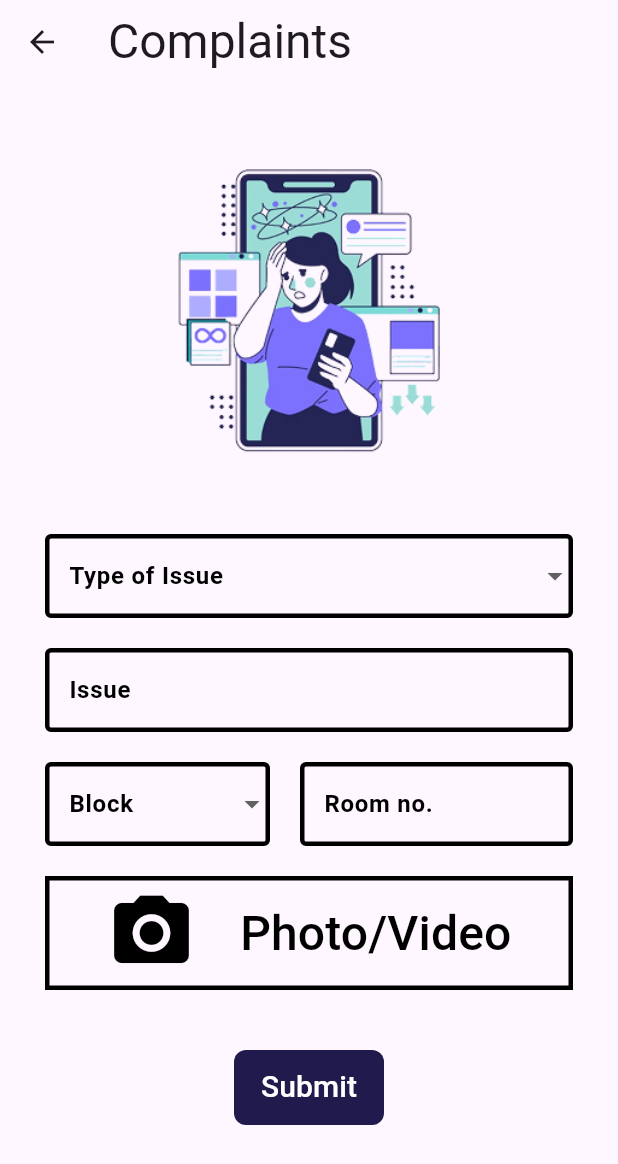
After one commit to velagamihir/catchup_admin, a Flutter app: the HomePage screen opened by its route, after a tap on the "menu" icon, after a tap on "Issue Complaints", on a phone screen of 412 x 824 dp. The commit adds this screen. Shown: the top 1164 px of the screen. Run offline on Flutter 3.47's test engine with Material 3 defaults, Android fonts, the phone set to English and light mode, and no system bars; our stand-ins replace animated_splash_screen, firebase_auth, firebase_core, google_sign_in, image_picker, introduction_screen and 1 more; accounts and stored records are empty.

Commit message:
changed the name of the app to 'GeoResolve' and added the complete logic to the complaint submission

```diff
--- /dev/null
+++ b/flutter/geeresolve/lib/about_us.dart
@@ -0,0 +1,10 @@
+import 'package:flutter/cupertino.dart';
+
+class AboutUs extends StatelessWidget {
+  const AboutUs({super.key});
+
+  @override
+  Widget build(BuildContext context) {
+    return Text("About Us");
+  }
+}
--- /dev/null
+++ b/flutter/geeresolve/lib/complaints.dart
@@ -0,0 +1,289 @@
+import 'dart:io';
+
+import 'package:firebase_auth/firebase_auth.dart' as firebase_auth;
+import 'package:flutter/material.dart';
+import 'package:image_picker/image_picker.dart';
+import 'package:supabase_flutter/supabase_flutter.dart';
+
+class Complaints extends StatefulWidget {
+  const Complaints({super.key});
+
+  @override
+  State<Complaints> createState() => _ComplaintsState();
+}
+
+class _ComplaintsState extends State<Complaints> {
+  Color secondaryColor = Color(0xFF211A4D);
+  final issueController = TextEditingController();
+  final roomNoController = TextEditingController();
+  final _auth = firebase_auth.FirebaseAuth.instance;
+  final _user = firebase_auth.FirebaseAuth.instance.currentUser;
+  XFile? _imageFile;
+  String? filePath;
+  final _picker = ImagePicker();
+  bool _photoUploaded = false;
+  List<String> issueTypes = [
+    'Food',
+    'Transport',
+    'Sanitation',
+  ]; //the types of issue
+  List<String> blocks = ['A', 'B', 'C', 'D', 'Siemens', 'Admin'];
+  String? issueType; //the issue that is selected
+  String? block; //the block that is selected
+  final supabase = Supabase.instance.client;
+
+  // method to file the complaint and add the picture to the storage bucket
+  void uploadImage() async {
+    try {
+      if(_photoUploaded==false){
+        final pickedImage = await _picker.pickImage(source: ImageSource.camera);
+        filePath = "citizen_issues/${_user!.displayName} ${DateTime.now()}";
+        setState(() {
+          _imageFile = pickedImage;
+        });
+        final File file = File(pickedImage!.path);
+        await supabase.storage.from('problems').upload(filePath!, file);
+        setState(() {
+          _photoUploaded = true;
+        });
+        debugPrint("Photo Upload successful");
+      }
+      else{
+        throw Exception("Photo already uploaded");
+      }
+    } catch (error) {
+      var message = error.toString();
+      debugPrint(error.toString());
+      if (mounted) {
+        ScaffoldMessenger.of(
+          context,
+        ).showSnackBar(SnackBar(content: Text(message)));
+      }
+    }
+  }
+
+  void submitProblem() async {
+    try {
+      var issue = issueController.text.trim();
+      var roomNo = roomNoController.text.trim();
+      if (issue.isEmpty ||
+          roomNo.isEmpty ||
+          issueType == null ||
+          block == null) {
+        throw Exception("Enter all the fields");
+      }
+      if (_photoUploaded == false) {
+        throw Exception("Upload the photo first");
+      }
+      await supabase.from("problems").insert({
+        "photoid": filePath,
+        "username": _user!.displayName,
+        "issue": issue,
+        "roomno": roomNo,
+        "block": block,
+        "issuetype": issueType,
+      });
+      debugPrint("Submission successfully");
+      if (mounted) {
+        ScaffoldMessenger.of(
+          context,
+        ).showSnackBar(SnackBar(content: const Text("Submission Successful")));
+      }
+    } catch (error) {
+      var message = error.toString();
+      debugPrint(message);
+      if (mounted) {
+        ScaffoldMessenger.of(
+          context,
+        ).showSnackBar(SnackBar(content: Text(message)));
+      }
+    }
+  }
+
+  @override
+  Widget build(BuildContext context) {
+    return Scaffold(
+      appBar: AppBar(
+        title: Text("Complaints", style: TextStyle(fontSize: 32.0)),
+      ),
+      body: SingleChildScrollView(
+        child: Column(
+          children: [
+            Center(
+              child: SizedBox(
+                height: 300.0,
+                width: 200.0,
+                child: Image.asset(
+                  'assets/images/complaintsPage.png',
+                  height: 300.0,
+                ),
+              ),
+            ),
+            Padding(
+              padding: const EdgeInsets.symmetric(horizontal: 30.0),
+              child: Column(
+                children: [
+                  DropdownButtonFormField(
+                    decoration: InputDecoration(
+                      focusedBorder: OutlineInputBorder(
+                        borderSide: BorderSide(width: 3.0, color: Colors.black),
+                      ),
+                      enabledBorder: OutlineInputBorder(
+                        borderSide: BorderSide(width: 3.0, color: Colors.black),
+                      ),
+                      labelText: "Type of Issue",
+                      labelStyle: TextStyle(
+                        fontWeight: FontWeight.bold,
+                        color: Colors.black,
+                      ),
+                    ),
+                    value: issueType,
+                    items: issueTypes.map((String? selectedIssueType) {
+                      return DropdownMenuItem(
+                        value: selectedIssueType,
+                        child: Text("$selectedIssueType"),
+                      );
+                    }).toList(),
+                    onChanged: (String? selectedIssueType) {
+                      issueType = selectedIssueType;
+                    },
+                  ),
+                  const SizedBox(height: 20.0),
+                  TextField(
+                    controller: issueController,
+                    decoration: InputDecoration(
+                      label: Text(
+                        "Issue",
+                        style: TextStyle(
+                          color: Colors.black,
+                          fontWeight: FontWeight.bold,
+                        ),
+                      ),
+                      focusedBorder: OutlineInputBorder(
+                        borderSide: BorderSide(width: 3.0, color: Colors.black),
+                      ),
+                      enabledBorder: OutlineInputBorder(
+                        borderSide: BorderSide(width: 3.0, color: Colors.black),
+                      ),
+                    ),
+                  ),
+                  const SizedBox(height: 20.0),
+                  Row(
+                    children: [
+                      SizedBox(
+                        width: 150.0,
+                        child: DropdownButtonFormField(
+                          decoration: InputDecoration(
+                            label: Text(
+                              "Block",
+                              style: TextStyle(
+                                color: Colors.black,
+                                fontWeight: FontWeight.bold,
+                              ),
+                            ),
+                            focusedBorder: OutlineInputBorder(
+                              borderSide: BorderSide(
+                                width: 3.0,
+                                color: Colors.black,
+                              ),
+                            ),
+                            enabledBorder: OutlineInputBorder(
+                              borderSide: BorderSide(
+                                width: 3.0,
+                                color: Colors.black,
+                              ),
+                            ),
+                          ),
+                          items: blocks.map((String? selectedBlock) {
+                            return DropdownMenuItem(
+                              value: selectedBlock,
+                              child: Text("$selectedBlock"),
+                            );
+                          }).toList(),
+                          onChanged: (String? selectedBlock) {
+                            block = selectedBlock;
+                          },
+                        ),
+                      ),
+                      const SizedBox(width: 20.0),
+                      Expanded(
+                        child: TextField(
+                          controller: roomNoController,
+                          decoration: InputDecoration(
+                            focusedBorder: OutlineInputBorder(
+                              borderSide: BorderSide(
+                                width: 3.0,
+                                color: Colors.black,
+                              ),
+                            ),
+                            enabledBorder: OutlineInputBorder(
+                              borderSide: BorderSide(
+                                width: 3.0,
+                                color: Colors.black,
+                              ),
+                            ),
+                            label: Text(
+                              "Room no.",
+                              style: TextStyle(
+                                color: Colors.black,
+                                fontWeight: FontWeight.bold,
+                              ),
+                            ),
+                          ),
+                        ),
+                      ),
+                    ],
+                  ),
+                  const SizedBox(height: 20.0),
+                  SizedBox(
+                    child: TextButton(
+                      style: TextButton.styleFrom(
+                        shape: RoundedRectangleBorder(
+                          side: BorderSide(width: 3.0, color: Colors.black),
+                        ),
+                      ),
+                      onPressed: () => uploadImage(),
+                      child: Row(
+                        mainAxisAlignment: MainAxisAlignment.spaceEvenly,
+                        children: [
+                          Icon(
+                            Icons.camera_alt,
+                            color: Colors.black,
+                            size: 60.0,
+                          ),
+                          Text(
+                            "Photo/Video",
+                            style: TextStyle(
+                              color: Colors.black,
+                              fontSize: 32.0,
+                            ),
+                          ),
+                        ],
+                      ),
+                    ),
+                  ),
+                  const SizedBox(height: 40.0),
+                  SizedBox(
+                    height: 50.0,
+                    width: 100.0,
+                    child: TextButton(
+                      onPressed: () => submitProblem(),
+                      style: TextButton.styleFrom(
+                        shape: RoundedRectangleBorder(borderRadius: BorderRadius.circular(8.0)),
+                        backgroundColor: secondaryColor,
+                      ),
+                      child: Text(
+                        "Submit",
+                        style: TextStyle(color: Colors.white, fontSize: 20.0),
+                      ),
+                    ),
+                  ),
+                ],
+              ),
+            ),
+          ],
+        ),
+      ),
+    );
+  }
+}
--- a/flutter/geeresolve/lib/home_page.dart
+++ b/flutter/geeresolve/lib/home_page.dart
@@ -20,21 +20,23 @@ class _HomePageState extends State<HomePage> {
     _user = _auth.currentUser;
     if (_user != null) {
       photoLink = _user!.photoURL;
-      username=_user!.displayName;
+      username = _user!.displayName;
     } else {
       photoLink = null;
-      username=null;
+      username = null;
     }
   }
-void signOut()async{
+
+  void signOut() async {
     await _auth.signOut();
     setState(() {
-      _user=null;
+      _user = null;
     });
-    if(mounted){
-      Navigator.pushNamedAndRemoveUntil(context, '/main', (route)=>false);
+    if (mounted) {
+      Navigator.pushNamedAndRemoveUntil(context, '/main', (route) => false);
     }
-}
+  }
+
   @override
   Widget build(BuildContext context) {
     Color primaryColor = Color(0xFFA4F4FF);
@@ -60,29 +62,42 @@ void signOut()async{
             Row(
               mainAxisAlignment: MainAxisAlignment.spaceEvenly,
               children: [
-                CircleAvatar(backgroundImage: NetworkImage(photoLink!),
+                CircleAvatar(
+                  backgroundImage: photoLink != null
+                      ? NetworkImage(photoLink!)
+                      : AssetImage('assets/images/defaultAvatar.png'),
                   radius: 30.0,
                 ),
-                Text(username!, style: TextStyle(fontSize: 24.0)),
+                Text(
+                  username != null ? username! : "Username",
+                  style: TextStyle(fontSize: 24.0),
+                ),
               ],
             ),
-            const SizedBox(height: 20.0),
+            const SizedBox(height: 5.0),
             ListTile(title: Text("Profile", style: TextStyle(fontSize: 20.0))),
-            const SizedBox(height: 20.0),
-            ListTile(title: Text("About Us", style: TextStyle(fontSize: 20.0))),
-            const SizedBox(height: 20.0),
+            const SizedBox(height: 5.0),
+            ListTile(
+              onTap: (()=>Navigator.pushNamed(context, '/about')),
+                title: Text("About Us", style: TextStyle(fontSize: 20.0))),
+            const SizedBox(height: 5.0),
+            ListTile(
+              onTap: () => Navigator.pushNamed(context, '/complaint'),
+              title: Text("Issue Complaints", style: TextStyle(fontSize: 20.0)),
+            ),
+            const SizedBox(height: 5.0),
             ListTile(
               title: Text("User Policy", style: TextStyle(fontSize: 20.0)),
             ),
-            const SizedBox(height: 20.0),
+            const SizedBox(height: 5.0),
             ListTile(title: Text("Support", style: TextStyle(fontSize: 20.0))),
-            const SizedBox(height: 20.0),
+            const SizedBox(height: 5.0),
             ListTile(
               title: Text("Suggestions", style: TextStyle(fontSize: 20.0)),
             ),
-            const SizedBox(height: 20.0),
+            const SizedBox(height: 5.0),
             ListTile(title: Text("FAQs", style: TextStyle(fontSize: 20.0))),
-            const SizedBox(height: 20.0),
+            const SizedBox(height: 5.0),
             ListTile(
               title: Text("Logout", style: TextStyle(fontSize: 20.0)),
               onTap: () => signOut(),
--- a/flutter/geeresolve/lib/login.dart
+++ b/flutter/geeresolve/lib/login.dart
@@ -1,5 +1,5 @@
+import 'package:firebase_auth/firebase_auth.dart' as firebase_auth;
 import 'package:flutter/material.dart';
-import 'package:firebase_auth/firebase_auth.dart' as firebase_auth;
 import 'package:google_sign_in/google_sign_in.dart';
 
 class Login extends StatefulWidget {
@@ -26,17 +26,19 @@ class _LoginState extends State<Login> {
   }
 
   Future<firebase_auth.User?> googleSignIn() async {
-    final curUser=_auth.currentUser;
-    if(curUser!=null){
+    final curUser = _auth.currentUser;
+    if (curUser != null) {
       return curUser;
     }
     final googleUser = await GoogleSignIn().signIn();
     final googleAuth = await googleUser!.authentication;
     final credential = firebase_auth.GoogleAuthProvider.credential(
-        idToken: googleAuth.idToken, accessToken: googleAuth.accessToken);
-    final userCred=await _auth.signInWithCredential(credential);
+      idToken: googleAuth.idToken,
+      accessToken: googleAuth.accessToken,
+    );
+    final userCred = await _auth.signInWithCredential(credential);
     setState(() {
-      _user=userCred.user;
+      _user = userCred.user;
     });
     return userCred.user;
   }
@@ -48,7 +50,10 @@ class _LoginState extends State<Login> {
     return Scaffold(
       body: Column(
         children: [
-          Image.asset('assets/images/loginPageTop.png',width: MediaQuery.of(context).size.width),
+          Image.asset(
+            'assets/images/loginPageTop.png',
+            width: MediaQuery.of(context).size.width,
+          ),
           Container(
             height: 100.0,
             width: 100.0,
@@ -78,24 +83,30 @@ class _LoginState extends State<Login> {
                         borderRadius: BorderRadius.circular(8.0),
                       ),
                     ),
-                    onPressed: _busy?null:()async{
+                    onPressed: _busy
+                        ? null
+                        : () async {
                             setState(() {
-                        _busy=true;
+                              _busy = true;
                             });
-                      final user=await googleSignIn();
+                            final user = await googleSignIn();
                             setState(() {
-                        _busy=false;
+                              _busy = false;
                             });
-                      if(mounted){
-                        if(user!=null){
-                          Navigator.pushNamedAndRemoveUntil(context, '/home', (route)=>false);
+                            if (mounted) {
+                              if (user != null) {
+                                Navigator.pushNamedAndRemoveUntil(
+                                  context,
+                                  '/home',
+                                  (route) => false,
+                                );
                               }
                             }
                           },
                     child: Row(
                       mainAxisAlignment: MainAxisAlignment.spaceEvenly,
                       children: [
-                        Icon(Icons.add, color: Colors.white,size: 32.0,),
+                        Icon(Icons.chrome_reader_mode, color: Colors.white, size: 32.0),
                         Text(
                           "Google Sign In",
                           style: TextStyle(color: Colors.white, fontSize: 24.0),
@@ -108,7 +119,10 @@ class _LoginState extends State<Login> {
             ),
           ),
           Spacer(),
-          Image.asset('assets/images/loginpageBottom.png',width: MediaQuery.of(context).size.width,),
+          Image.asset(
+            'assets/images/loginpageBottom.png',
+            width: MediaQuery.of(context).size.width,
+          ),
         ],
       ),
     );
--- a/flutter/geeresolve/lib/main.dart
+++ b/flutter/geeresolve/lib/main.dart
@@ -1,5 +1,7 @@
 import 'package:firebase_core/firebase_core.dart';
 import 'package:flutter/material.dart';
+import 'package:geeresolve/about_us.dart';
+import 'package:geeresolve/complaints.dart';
 import 'package:geeresolve/home_page.dart';
 import 'package:geeresolve/introduction_screen.dart';
 import 'package:geeresolve/login.dart';
@@ -32,6 +34,8 @@ class MyApp extends StatelessWidget {
         '/main': (context) => Login(),
         '/home': (context) => HomePage(),
         '/introduction': (context) => IntroductionScreen(),
+        '/complaint':(context)=>Complaints(),
+        '/about':(context)=>AboutUs(),
       },
     );
   }
--- a/flutter/geeresolve/lib/splash.dart
+++ b/flutter/geeresolve/lib/splash.dart
@@ -1,6 +1,6 @@
 import 'package:animated_splash_screen/animated_splash_screen.dart';
 import 'package:flutter/material.dart';
-import 'package:geeresolve/login.dart';
+import 'package:geeresolve/introduction_screen.dart';
 
 class Splash extends StatelessWidget {
   const Splash({super.key});
@@ -10,7 +10,7 @@ class Splash extends StatelessWidget {
     return Scaffold(
       body: AnimatedSplashScreen(
         splash: Image.asset('assets/images/favicon.png'),
-        nextScreen: Login(),
+        nextScreen: IntroductionScreen(),
         splashTransition: SplashTransition.fadeTransition,
         splashIconSize: 600.0,
         duration: 2500,
--- a/flutter/geeresolve/pubspec.yaml
+++ b/flutter/geeresolve/pubspec.yaml
@@ -16,6 +16,7 @@ dependencies:
   firebase_auth: ^6.0.0
   firebase_core: ^4.0.0
   google_sign_in: ^6.1.15
+  image_picker: ^1.1.2
 
 dev_dependencies:
   flutter_test:
@@ -33,3 +34,5 @@ flutter:
     - assets/images/homePage.png
     - assets/images/status.png
     - assets/images/complaint.png
+    - assets/images/complaintsPage.png
+    - assets/images/defaultAvatar.png
```
Also changed, not shown: flutter/geeresolve/assets/images/complaintsPage.png (added), flutter/geeresolve/assets/images/defaultAvatar.png (added), flutter/geeresolve/pubspec.lock, 6 other files. Lines whose indentation alone changed are shown as unchanged.
